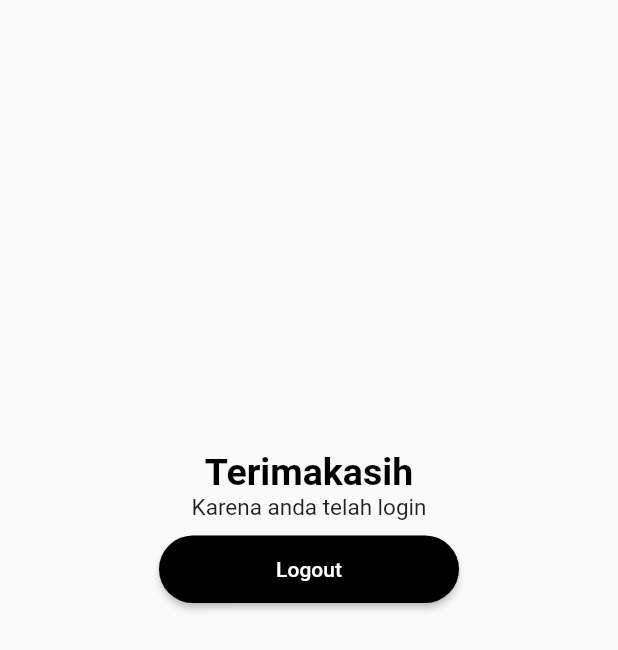
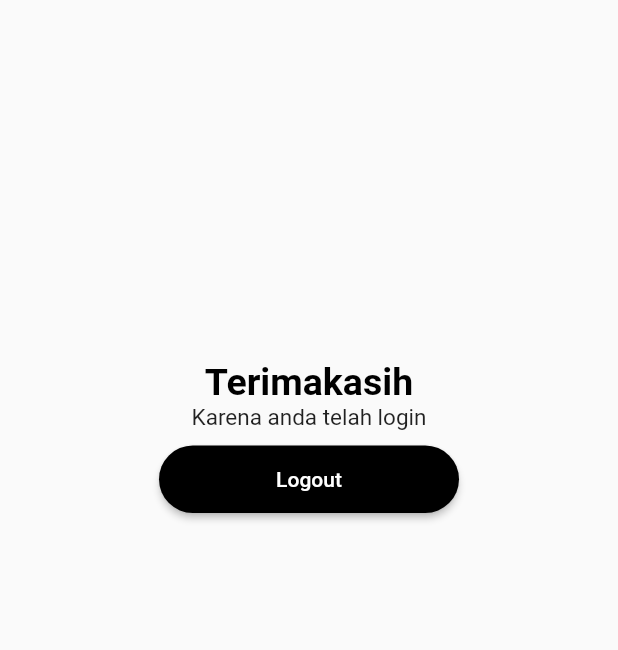
Before and after one commit to Nahdhiyyah/Tugas7, a Flutter app: the Thanks screen opened directly, on a phone screen of 412 x 824 dp. Shown: the top 650 px of the screen. Run offline on Flutter 3.47's test engine with Material 2 defaults, Android fonts, the phone set to English and light mode, and no system bars.

```diff
--- a/lib/komponen.dart
+++ b/lib/komponen.dart
@@ -281,7 +281,7 @@ class Thanks extends StatelessWidget {
     return Scaffold(
       body: Container(
           child: Column(children: [
-        Padding(padding: EdgeInsets.all(150)),
+        Padding(padding: EdgeInsets.all(120)),
         Center(
           child: Text("Terimakasih", textAlign: TextAlign.center, style: TextStyle(color: Colors.black, fontWeight: FontWeight.bold, fontSize: 25)),
         ),
```
Also changed, not shown: 1 other file.
